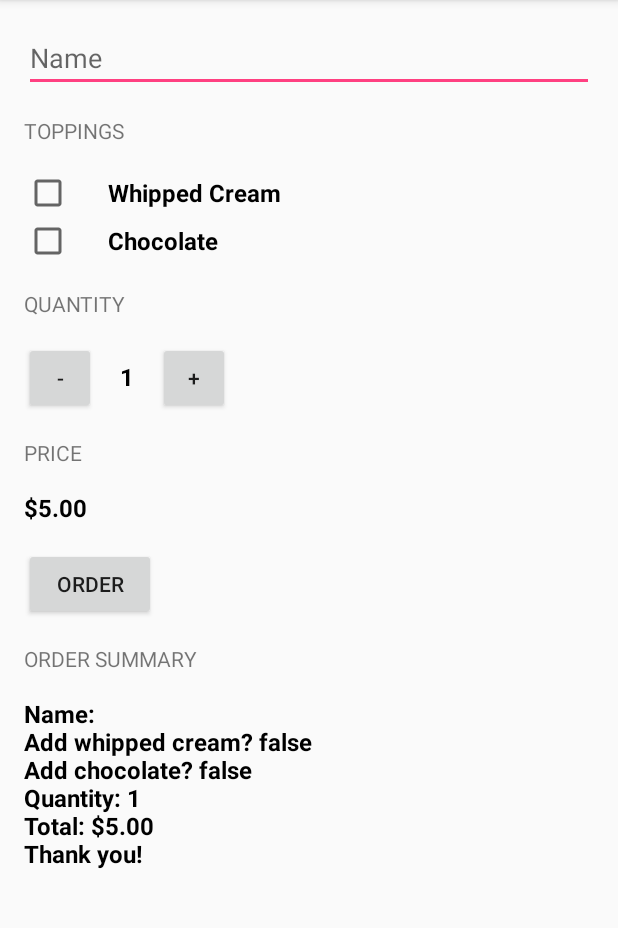
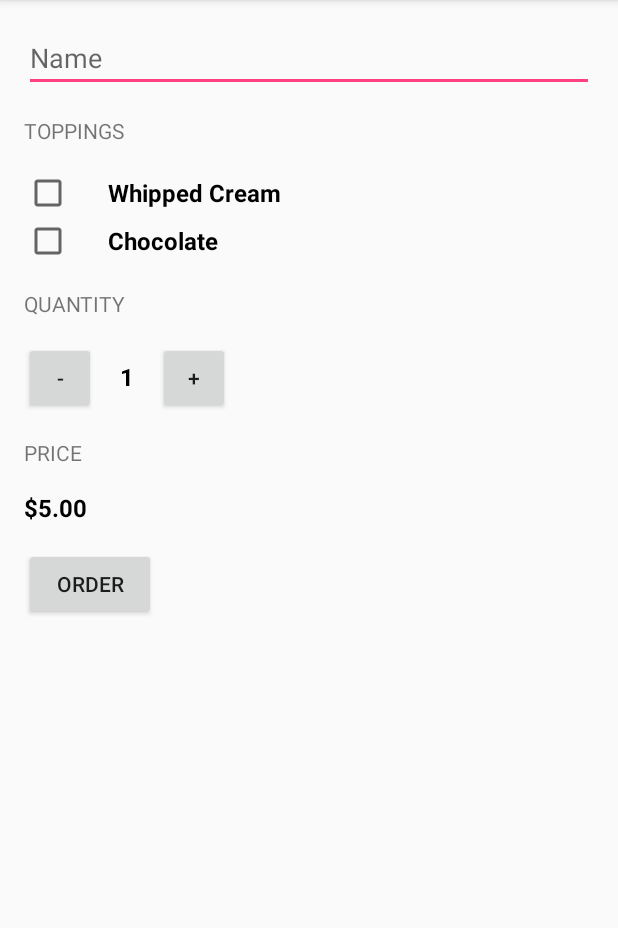
Before and after one commit to HDCS05/justjava2, an Android app: the screen it shows after launch (MainActivity), after a tap on "ORDER", on a phone screen of 412 x 824 dp, the part 84-1012 px from its top. Run offline under Robolectric (Android 15) with nearby library versions, the phone set to English and light mode, and no system bars.

Commit message:
Added intent to send the order to an email app

```diff
--- a/app/src/main/java/com/example/android/justjava2/MainActivity.java
+++ b/app/src/main/java/com/example/android/justjava2/MainActivity.java
@@ -9,6 +9,8 @@
 package com.example.android.justjava2;
 
 
+import android.content.Intent;
+import android.net.Uri;
 import android.os.Bundle;
 import android.support.v7.app.AppCompatActivity;
 import android.view.View;
@@ -42,6 +44,7 @@ public class MainActivity extends AppCompatActivity {
             gQuantity++;
         }
         else {
+            /* "getApplicationContext()" or "this"  will work */
             Toast.makeText(getApplicationContext(),
                     "You can't order more than 100 coffees!",
                     Toast.LENGTH_SHORT).show();
@@ -57,7 +60,8 @@ public class MainActivity extends AppCompatActivity {
             gQuantity--;
         }
         else {
-            Toast.makeText(getApplicationContext(),
+            /* "getApplicationContext()" or "this"  will work */
+            Toast.makeText(this,
                     "You can't order less than 1 coffee!",
                     Toast.LENGTH_SHORT).show();
         }
@@ -70,13 +74,38 @@ public class MainActivity extends AppCompatActivity {
     private void updateScreen() {
         displayQuantity(gQuantity);
         displayPrice(gQuantity * gPrice);
-        displayMessage("---");
+//        displayMessage("---");
     }
 
     /**
      * This method is called when the order button is clicked.
      */
     public void submitOrder(View view) {
+
+//        /* check if the whipped cream button is selected */
+//        CheckBox whippedCreamCheckBox = (CheckBox) findViewById(R.id.whipped_cream_checkbox);
+//        boolean hasWhippedCream = whippedCreamCheckBox.isChecked();
+//
+//        /* check if the chocolate button is selected */
+//        CheckBox chocolateCheckBox = (CheckBox) findViewById(R.id.chocolate_checkbox);
+//        boolean hasChocolate = chocolateCheckBox.isChecked();
+//
+//        /* calculate the prize */
+//        int price = calculatePrice(hasWhippedCream, hasChocolate);
+//
+//        /* get the string from the name field */
+//        EditText nameField = (EditText) findViewById(R.id.name_field);
+//        String vOrderName = nameField.getText().toString();
+//
+//        /* create the string to display as message */
+//        String priceMessage = createOrderSumary(
+//                price,
+//                hasWhippedCream,
+//                hasChocolate,
+//                vOrderName);
+//
+//        /* send the string to the method that handles the display */
+//        displayMessage(priceMessage);
 
         /* check if the whipped cream button is selected */
         CheckBox whippedCreamCheckBox = (CheckBox) findViewById(R.id.whipped_cream_checkbox);
@@ -100,8 +129,15 @@ public class MainActivity extends AppCompatActivity {
                 hasChocolate,
                 vOrderName);
 
-        /* send the string to the method that handles the display */
-        displayMessage(priceMessage);
+        String vSubject = "Just Java order for: " + vOrderName;
+
+        Intent intent = new Intent(Intent.ACTION_SENDTO);
+        intent.setData(Uri.parse("mailto:")); // only email apps should handle this
+        intent.putExtra(Intent.EXTRA_SUBJECT, vSubject);
+        intent.putExtra(Intent.EXTRA_TEXT, priceMessage);
+        if (intent.resolveActivity(getPackageManager()) != null) {
+            startActivity(intent);
+        }
 
     }
 
@@ -155,17 +191,17 @@ public class MainActivity extends AppCompatActivity {
         priceTextView.setText(NumberFormat.getCurrencyInstance().format(number));
     }
 
-    /**
-     * This method displays the given text on the screen.
-     */
-    private void displayMessage(String message) {
-        TextView orderSummaryTextView = (TextView) findViewById(R.id.order_summary_text_view);
-        orderSummaryTextView.setText(message);
+//    /**
+//     * This method displays the given text on the screen.
+//     */
+//    private void displayMessage(String message) {
+//        TextView orderSummaryTextView = (TextView) findViewById(R.id.order_summary_text_view);
+//        orderSummaryTextView.setText(message);
 
 //        The next two lines I only used them to test some code left here for reference
 //        View textView = findViewById(R.id.order_summary_text_view);
 //        textView.setVisibility(View.GONE);
 
-    }
+//    }
 
 }
--- a/app/src/main/res/layout/activity_main.xml
+++ b/app/src/main/res/layout/activity_main.xml
@@ -119,24 +119,24 @@
             android:onClick="submitOrder"
             android:text="Order" />
 
-        <TextView
-            android:layout_width="wrap_content"
-            android:layout_height="wrap_content"
-            android:layout_marginBottom="16dp"
-            android:layout_marginLeft="16dp"
-            android:layout_marginTop="16dp"
-            android:text="Order Summary"
-            android:textAllCaps="true" />
+        <!--<TextView-->
+            <!--android:layout_width="wrap_content"-->
+            <!--android:layout_height="wrap_content"-->
+            <!--android:layout_marginBottom="16dp"-->
+            <!--android:layout_marginLeft="16dp"-->
+            <!--android:layout_marginTop="16dp"-->
+            <!--android:text="Order Summary"-->
+            <!--android:textAllCaps="true" />-->
 
-        <TextView
-            android:id="@+id/order_summary_text_view"
-            android:layout_width="wrap_content"
-            android:layout_height="wrap_content"
-            android:layout_marginLeft="16dp"
-            android:text="---"
-            android:textColor="@android:color/black"
-            android:textSize="16sp"
-            android:textStyle="bold" />
+        <!--<TextView-->
+            <!--android:id="@+id/order_summary_text_view"-->
+            <!--android:layout_width="wrap_content"-->
+            <!--android:layout_height="wrap_content"-->
+            <!--android:layout_marginLeft="16dp"-->
+            <!--android:text="-&#45;&#45;"-->
+            <!--android:textColor="@android:color/black"-->
+            <!--android:textSize="16sp"-->
+            <!--android:textStyle="bold" />-->
 
     </LinearLayout>
 
```
